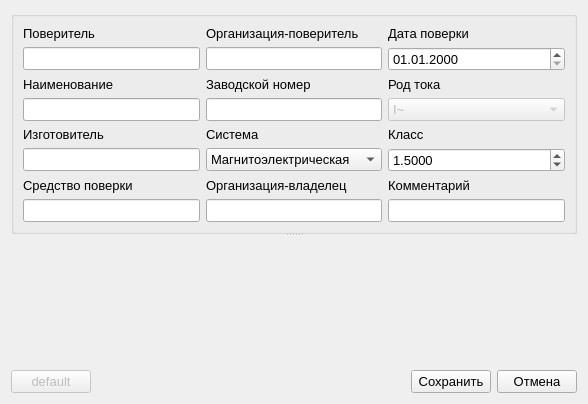
First picture: the form in ui/edit_measure_parameters_form.ui, repository irsural/calibrator_pc, before the edit.
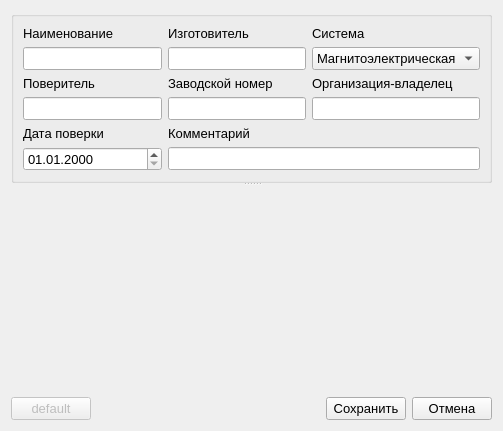
Second picture: the form after the edit.

Patch:
```diff
--- a/ui/edit_measure_parameters_form.ui
+++ b/ui/edit_measure_parameters_form.ui
@@ -6,8 +6,8 @@
    <rect>
     <x>0</x>
     <y>0</y>
-    <width>588</width>
-    <height>404</height>
+    <width>503</width>
+    <height>431</height>
    </rect>
   </property>
   <property name="font">
@@ -37,42 +37,8 @@
       <layout class="QGridLayout" name="gridLayout_2">
        <item row="0" column="1">
         <layout class="QGridLayout" name="gridLayout">
-         <item row="6" column="0">
-          <widget class="QLabel" name="label_9">
-           <property name="text">
-            <string>Средство поверки</string>
-           </property>
-          </widget>
-         </item>
-         <item row="3" column="2">
-          <widget class="QComboBox" name="signal_type_combobox">
-           <property name="enabled">
-            <bool>false</bool>
-           </property>
-           <item>
-            <property name="text">
-             <string>I~</string>
-            </property>
-           </item>
-           <item>
-            <property name="text">
-             <string>U~</string>
-            </property>
-           </item>
-           <item>
-            <property name="text">
-             <string>I=</string>
-            </property>
-           </item>
-           <item>
-            <property name="text">
-             <string>U=</string>
-            </property>
-           </item>
-          </widget>
-         </item>
-         <item row="6" column="1">
-          <widget class="QLabel" name="label_3">
+         <item row="0" column="1">
+          <widget class="QLabel" name="label_5">
            <property name="sizePolicy">
             <sizepolicy hsizetype="Expanding" vsizetype="Fixed">
              <horstretch>0</horstretch>
@@ -80,34 +46,21 @@
             </sizepolicy>
            </property>
            <property name="text">
-            <string>Организация-владелец</string>
+            <string>Изготовитель</string>
            </property>
           </widget>
          </item>
-         <item row="4" column="1">
-          <widget class="QLabel" name="label_2">
+         <item row="1" column="1">
+          <widget class="QLineEdit" name="device_creator_edit">
            <property name="sizePolicy">
             <sizepolicy hsizetype="Expanding" vsizetype="Fixed">
              <horstretch>0</horstretch>
              <verstretch>0</verstretch>
             </sizepolicy>
            </property>
-           <property name="text">
-            <string>Система</string>
-           </property>
           </widget>
          </item>
-         <item row="7" column="1">
-          <widget class="QLineEdit" name="owner_edit">
-           <property name="sizePolicy">
-            <sizepolicy hsizetype="Expanding" vsizetype="Fixed">
-             <horstretch>0</horstretch>
-             <verstretch>0</verstretch>
-            </sizepolicy>
-           </property>
-          </widget>
-         </item>
-         <item row="5" column="1">
+         <item row="1" column="2">
           <widget class="QComboBox" name="system_combobox">
            <property name="sizePolicy">
             <sizepolicy hsizetype="Expanding" vsizetype="Fixed">
@@ -132,78 +85,20 @@
            </item>
           </widget>
          </item>
-         <item row="0" column="1">
-          <widget class="QLabel" name="label_13">
-           <property name="sizePolicy">
-            <sizepolicy hsizetype="Expanding" vsizetype="Fixed">
-             <horstretch>0</horstretch>
-             <verstretch>0</verstretch>
-            </sizepolicy>
-           </property>
+         <item row="4" column="0">
+          <widget class="QLabel" name="label_6">
            <property name="text">
-            <string>Организация-поверитель</string>
+            <string>Дата поверки</string>
            </property>
           </widget>
          </item>
          <item row="2" column="0">
-          <widget class="QLabel" name="label_4">
-           <property name="sizePolicy">
-            <sizepolicy hsizetype="Expanding" vsizetype="Fixed">
-             <horstretch>0</horstretch>
-             <verstretch>0</verstretch>
-            </sizepolicy>
-           </property>
-           <property name="text">
-            <string>Наименование</string>
-           </property>
-          </widget>
-         </item>
-         <item row="0" column="0">
           <widget class="QLabel" name="label">
            <property name="text">
             <string>Поверитель</string>
            </property>
           </widget>
          </item>
-         <item row="5" column="2">
-          <widget class="QDoubleSpinBox" name="class_spinbox">
-           <property name="enabled">
-            <bool>true</bool>
-           </property>
-           <property name="prefix">
-            <string/>
-           </property>
-           <property name="decimals">
-            <number>4</number>
-           </property>
-           <property name="minimum">
-            <double>0.001000000000000</double>
-           </property>
-           <property name="maximum">
-            <double>10.000000000000000</double>
-           </property>
-           <property name="singleStep">
-            <double>0.050000000000000</double>
-           </property>
-           <property name="value">
-            <double>1.500000000000000</double>
-           </property>
-          </widget>
-         </item>
-         <item row="2" column="2">
-          <widget class="QLabel" name="label_10">
-           <property name="text">
-            <string>Род тока</string>
-           </property>
-          </widget>
-         </item>
-         <item row="0" column="2">
-          <widget class="QLabel" name="label_6">
-           <property name="text">
-            <string>Дата поверки</string>
-           </property>
-          </widget>
-         </item>
          <item row="2" column="1">
           <widget class="QLabel" name="label_7">
            <property name="sizePolicy">
@@ -217,49 +112,72 @@
            </property>
           </widget>
          </item>
-         <item row="1" column="2">
-          <widget class="QDateTimeEdit" name="date_edit">
-           <property name="displayFormat">
-            <string>dd.MM.yyyy</string>
+         <item row="0" column="2">
+          <widget class="QLabel" name="label_2">
+           <property name="sizePolicy">
+            <sizepolicy hsizetype="Expanding" vsizetype="Fixed">
+             <horstretch>0</horstretch>
+             <verstretch>0</verstretch>
+            </sizepolicy>
+           </property>
+           <property name="text">
+            <string>Система</string>
            </property>
           </widget>
          </item>
          <item row="1" column="0">
+          <widget class="QLineEdit" name="device_name_edit">
+           <property name="sizePolicy">
+            <sizepolicy hsizetype="Expanding" vsizetype="Fixed">
+             <horstretch>0</horstretch>
+             <verstretch>0</verstretch>
+            </sizepolicy>
+           </property>
+          </widget>
+         </item>
+         <item row="2" column="2">
+          <widget class="QLabel" name="label_3">
+           <property name="sizePolicy">
+            <sizepolicy hsizetype="Expanding" vsizetype="Fixed">
+             <horstretch>0</horstretch>
+             <verstretch>0</verstretch>
+            </sizepolicy>
+           </property>
+           <property name="text">
+            <string>Организация-владелец</string>
+           </property>
+          </widget>
+         </item>
+         <item row="0" column="0">
+          <widget class="QLabel" name="label_4">
+           <property name="sizePolicy">
+            <sizepolicy hsizetype="Expanding" vsizetype="Fixed">
+             <horstretch>0</horstretch>
+             <verstretch>0</verstretch>
+            </sizepolicy>
+           </property>
+           <property name="text">
+            <string>Наименование</string>
+           </property>
+          </widget>
+         </item>
+         <item row="3" column="2">
+          <widget class="QLineEdit" name="owner_edit">
+           <property name="sizePolicy">
+            <sizepolicy hsizetype="Expanding" vsizetype="Fixed">
+             <horstretch>0</horstretch>
+             <verstretch>0</verstretch>
+            </sizepolicy>
+           </property>
+          </widget>
+         </item>
+         <item row="3" column="0">
           <widget class="QLineEdit" name="user_name_edit"/>
          </item>
-         <item row="4" column="2">
-          <widget class="QLabel" name="label_11">
-           <property name="text">
-            <string>Класс</string>
-           </property>
-          </widget>
-         </item>
-         <item row="7" column="0">
-          <widget class="QLineEdit" name="etalon_edit"/>
-         </item>
-         <item row="1" column="1">
-          <widget class="QLineEdit" name="organisation_edit">
-           <property name="sizePolicy">
-            <sizepolicy hsizetype="Expanding" vsizetype="Fixed">
-             <horstretch>0</horstretch>
-             <verstretch>0</verstretch>
-            </sizepolicy>
-           </property>
-           <property name="text">
-            <string/>
-           </property>
-           <property name="readOnly">
-            <bool>false</bool>
-           </property>
-          </widget>
-         </item>
          <item row="5" column="0">
-          <widget class="QLineEdit" name="device_creator_edit">
-           <property name="sizePolicy">
-            <sizepolicy hsizetype="Expanding" vsizetype="Fixed">
-             <horstretch>0</horstretch>
-             <verstretch>0</verstretch>
-            </sizepolicy>
+          <widget class="QDateTimeEdit" name="date_edit">
+           <property name="displayFormat">
+            <string>dd.MM.yyyy</string>
            </property>
           </widget>
          </item>
@@ -273,37 +191,14 @@
            </property>
           </widget>
          </item>
-         <item row="4" column="0">
-          <widget class="QLabel" name="label_5">
-           <property name="sizePolicy">
-            <sizepolicy hsizetype="Expanding" vsizetype="Fixed">
-             <horstretch>0</horstretch>
-             <verstretch>0</verstretch>
-            </sizepolicy>
-           </property>
-           <property name="text">
-            <string>Изготовитель</string>
-           </property>
-          </widget>
-         </item>
-         <item row="3" column="0">
-          <widget class="QLineEdit" name="device_name_edit">
-           <property name="sizePolicy">
-            <sizepolicy hsizetype="Expanding" vsizetype="Fixed">
-             <horstretch>0</horstretch>
-             <verstretch>0</verstretch>
-            </sizepolicy>
-           </property>
-          </widget>
-         </item>
-         <item row="6" column="2">
+         <item row="4" column="1" colspan="2">
           <widget class="QLabel" name="label_8">
            <property name="text">
             <string>Комментарий</string>
            </property>
           </widget>
          </item>
-         <item row="7" column="2">
+         <item row="5" column="1" colspan="2">
           <widget class="QLineEdit" name="comment_edit"/>
          </item>
         </layout>
```
Left out of the diff: 2 changed lines with no effect on the pictures.
